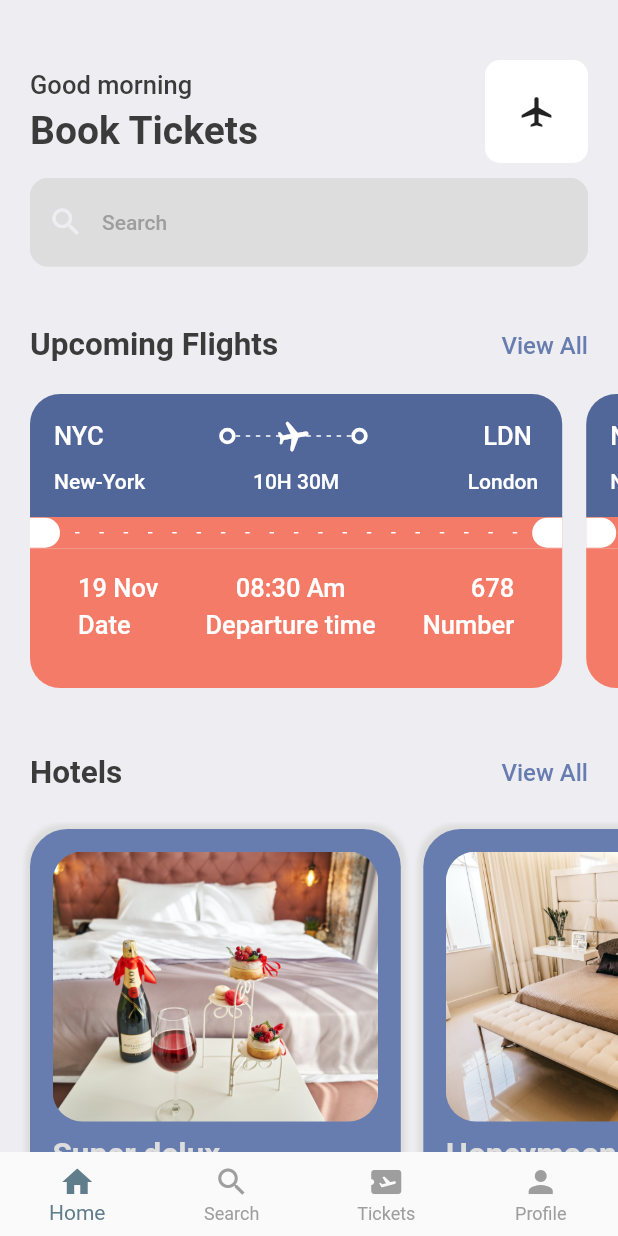
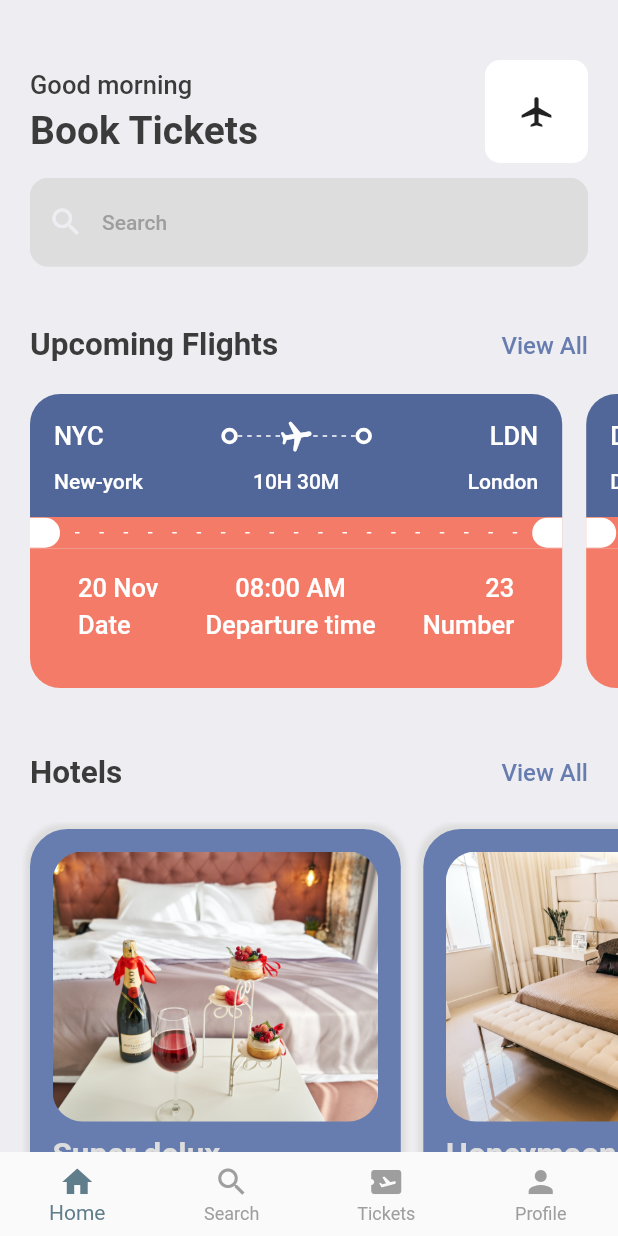
Before and after one commit to srinivash-vk/ticket_booking, a Flutter app: the screen it shows after launch, on a phone screen of 412 x 824 dp. Run offline on Flutter 3.47's test engine with Material 2 defaults, Android fonts, the phone set to English and light mode, and no system bars.

Commit message:
1. dynamic data for ticket view added 2. get package added for getting height & width of the device

```diff
--- a/lib/screens/home_screen.dart
+++ b/lib/screens/home_screen.dart
@@ -4,7 +4,6 @@ import 'package:ticket_booking/screens/hotel_screen.dart';
 import 'package:ticket_booking/screens/ticket_view.dart';
 import 'package:ticket_booking/utils/app_styles.dart';
 import 'package:ticket_booking/utils/sample_data.dart';
-
 import '../utils/FiledDecoration.dart';
 
 class Home_Screen extends StatefulWidget {
@@ -95,13 +94,7 @@ class _Home_ScreenState extends State<Home_Screen> {
             scrollDirection: Axis.horizontal,
             padding: const EdgeInsets.symmetric(horizontal: 20),
             child: Row(
-              children: const [
-                TicketView(),
-                TicketView(),
-                TicketView(),
-                TicketView(),
-                TicketView(),
-              ],
+              children: ticketList.map((tickets) =>TicketView(tickets: tickets)).toList(),
             ),
           ),
           const SizedBox(
@@ -118,7 +111,7 @@ class _Home_ScreenState extends State<Home_Screen> {
                 ),
                 GestureDetector(
                   onTap: () {
-                    print("Tappe d View All");
+                    print("Tapped View All");
                   },
                   child: Text(
                     "View All",
--- a/lib/screens/ticket_view.dart
+++ b/lib/screens/ticket_view.dart
@@ -5,7 +5,8 @@ import 'package:ticket_booking/utils/app_styles.dart';
 import 'package:ticket_booking/widgets/thick_container.dart';
 
 class TicketView extends StatelessWidget {
-  const TicketView({Key? key}) : super(key: key);
+  final Map<String, dynamic> tickets;
+  const TicketView({Key? key, required this.tickets}) : super(key: key);
 
   @override
   Widget build(BuildContext context) {
@@ -31,7 +32,7 @@ class TicketView extends StatelessWidget {
                   Row(
                     children: [
                       Text(
-                        "NYC",
+                        tickets['from']['code'],
                         style: Styles.h3.copyWith(color: Styles.whiteColor),
                       ),
                       Expanded(child: Container()),
@@ -77,7 +78,7 @@ class TicketView extends StatelessWidget {
                       const ThickContainer(),
                       const Spacer(),
                       Text(
-                        "LDN ",
+                        tickets['to']['code'],
                         style: Styles.h3.copyWith(color: Styles.whiteColor),
                       ),
                     ],
@@ -91,7 +92,7 @@ class TicketView extends StatelessWidget {
                       SizedBox(
                         width: 100,
                         child: Text(
-                          "New-York",
+                         tickets['from']['country_name'],
                           style: Styles.h4.copyWith(color: Styles.whiteColor),
                         ),
                       ),
@@ -102,7 +103,7 @@ class TicketView extends StatelessWidget {
                       SizedBox(
                         width: 100,
                         child: Text(
-                          "London",
+                          tickets['to']['country_name'],
                           textAlign: TextAlign.end,
                           style: Styles.h4.copyWith(color: Styles.whiteColor),
                         ),
@@ -190,7 +191,7 @@ class TicketView extends StatelessWidget {
                         Column(
                           crossAxisAlignment: CrossAxisAlignment.start,
                           children: [
-                            Text("19 Nov",style: Styles.h3.copyWith(color: Styles.whiteColor),),
+                            Text( tickets['date'],style: Styles.h3.copyWith(color: Styles.whiteColor),),
                             const SizedBox(
                               height: 5,
                             ),
@@ -200,7 +201,7 @@ class TicketView extends StatelessWidget {
                         Column(
                           crossAxisAlignment: CrossAxisAlignment.center,
                           children: [
-                            Text("08:30 Am",style: Styles.h3.copyWith(color: Styles.whiteColor),),
+                            Text(tickets['departure_time'],style: Styles.h3.copyWith(color: Styles.whiteColor),),
                             const SizedBox(
                               height: 5,
                             ),
@@ -210,7 +211,7 @@ class TicketView extends StatelessWidget {
                         Column(
                           crossAxisAlignment: CrossAxisAlignment.end,
                           children: [
-                            Text("678",style: Styles.h3.copyWith(color: Styles.whiteColor),),
+                            Text(tickets['number'],style: Styles.h3.copyWith(color: Styles.whiteColor),),
                             const SizedBox(
                               height: 5,
                             ),
--- a/lib/utils/sample_data.dart
+++ b/lib/utils/sample_data.dart
@@ -24,3 +24,62 @@ List<Map<String, dynamic>> hotelList = [
     "price":120,
   },
 ];
+List<Map<String, dynamic>> ticketList = [
+  {
+    'from':{
+      'code':"NYC",
+      'country_name':'New-york',
+    },
+    'to':{
+      'code':"LDN",
+      'country_name':'London',
+    },
+    'flying_time':'8H 30M',
+    'date':'20 Nov',
+    'departure_time':'08:00 AM',
+    'number':'23',
+  },
+  {
+    'from':{
+      'code':"Dk",
+      'country_name':'Dhaka',
+    },
+    'to':{
+      'code':"SH",
+      'country_name':'Shanghai',
+    },
+    'flying_time':'12H 45M',
+    'date':'23 Nov',
+    'departure_time':'10:00 PM',
+    'number':'40',
+  },
+  {
+    'from':{
+      'code':"IN",
+      'country_name':'India',
+    },
+    'to':{
+      'code':"PAS",
+      'country_name':'Pakistan',
+    },
+    'flying_time':'10H 12M',
+    'date':'30 Nov',
+    'departure_time':'04:00 AM',
+    'number':'100',
+  },
+  {
+    'from':{
+      'code':"AUS",
+      'country_name':'Australia',
+    },
+    'to':{
+      'code':"COL",
+      'country_name':'COLOMBIA',
+    },
+    'flying_time':'12H 12M',
+    'date':'25 Nov',
+    'departure_time':'12:00 AM',
+    'number':'70',
+  },
+
+];
--- a/pubspec.yaml
+++ b/pubspec.yaml
@@ -34,6 +34,7 @@ dependencies:
   # The following adds the Cupertino Icons font to your application.
   # Use with the CupertinoIcons class for iOS style icons.
   cupertino_icons: ^1.0.2
+  get:
 
 dev_dependencies:
   flutter_test:
```
Also changed, not shown: pubspec.lock.
